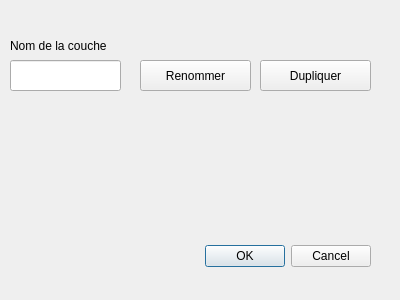
Qt form frontend/src/dialog.ui (ENSG-TSI25/Projet-SIGm4) before a commit.
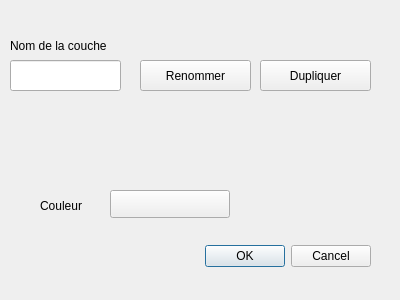
The same form after that commit. Custom widgets are drawn as their Qt base class.

Commit message: ajout couleur

Patch:
```diff
--- a/frontend/src/dialog.ui
+++ b/frontend/src/dialog.ui
@@ -81,7 +81,44 @@
     <string>Nom de la couche</string>
    </property>
   </widget>
+  <widget class="QgsColorButton" name="mColorButton">
+   <property name="geometry">
+    <rect>
+     <x>110</x>
+     <y>190</y>
+     <width>120</width>
+     <height>28</height>
+    </rect>
+   </property>
+   <property name="defaultColor">
+    <color>
+     <red>255</red>
+     <green>120</green>
+     <blue>0</blue>
+    </color>
+   </property>
+  </widget>
+  <widget class="QLabel" name="label_2">
+   <property name="geometry">
+    <rect>
+     <x>40</x>
+     <y>190</y>
+     <width>67</width>
+     <height>31</height>
+    </rect>
+   </property>
+   <property name="text">
+    <string>Couleur</string>
+   </property>
+  </widget>
  </widget>
+ <customwidgets>
+  <customwidget>
+   <class>QgsColorButton</class>
+   <extends>QToolButton</extends>
+   <header>qgscolorbutton.h</header>
+  </customwidget>
+ </customwidgets>
  <resources/>
  <connections>
   <connection>
```
